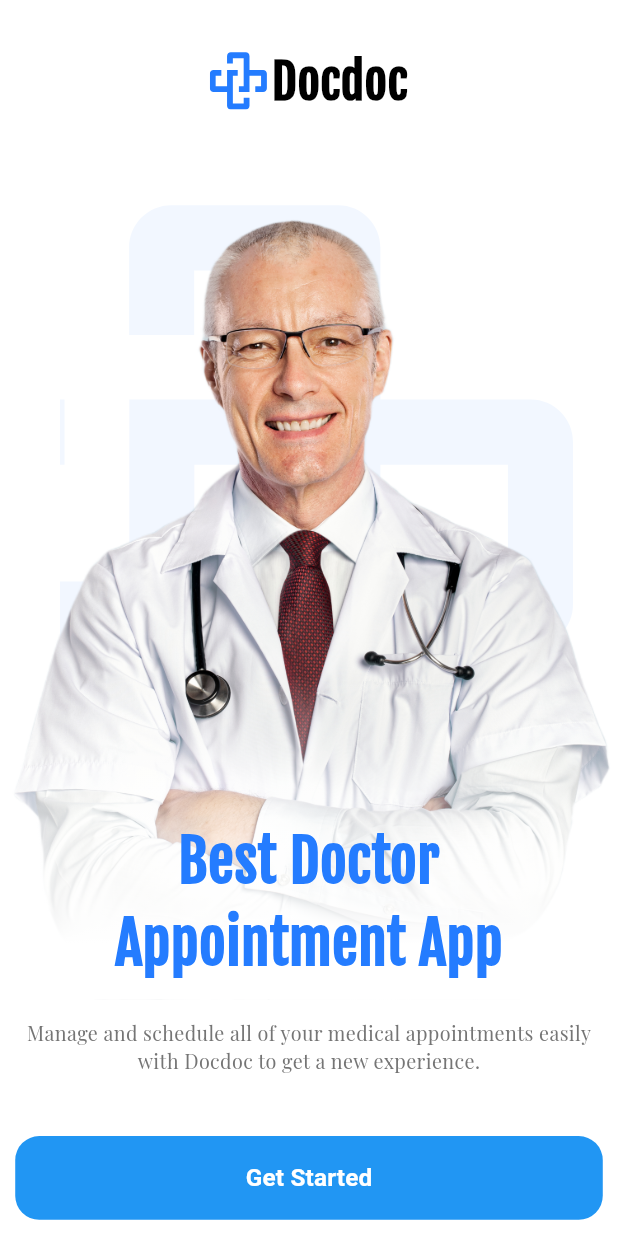
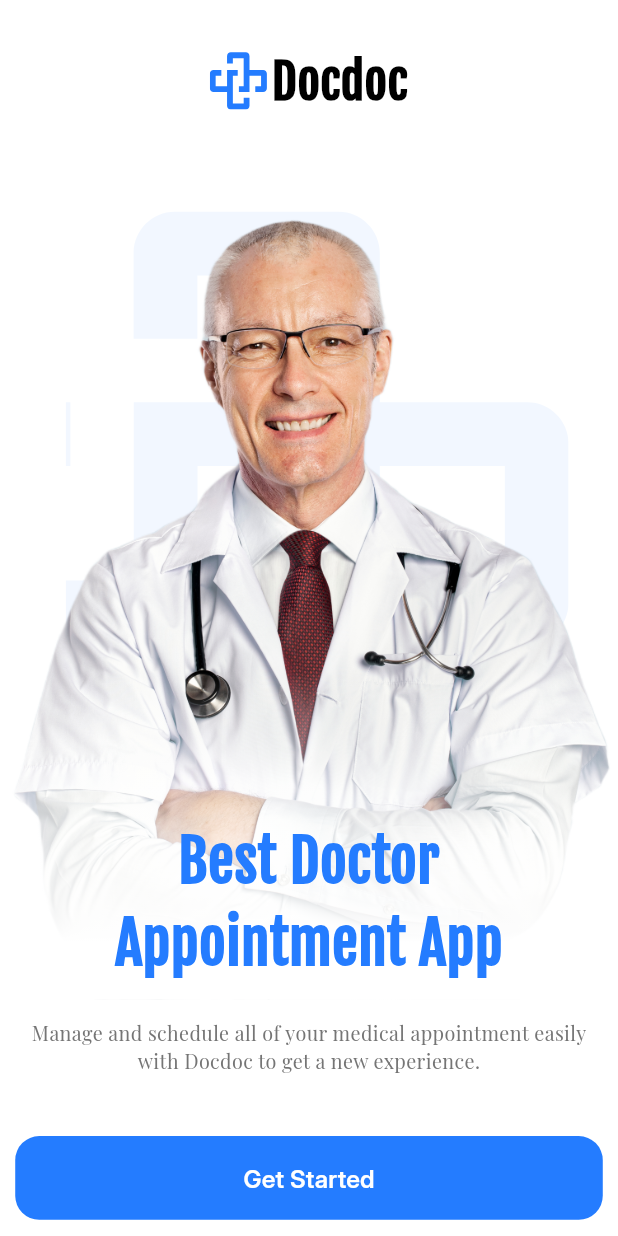
Before and after one commit to YassineDvP25/adv_proge, a Flutter app: the screen it shows after launch, on a phone screen of 412 x 824 dp. Run offline on Flutter 3.47's test engine with Material 3 defaults, Android fonts, the phone set to English and light mode, and no system bars; our stand-ins replace flutter_screenutil, flutter_svg.

Commit message:
modify  files

```diff
--- a/advancecourse/lib/core/theming/styles.dart
+++ b/advancecourse/lib/core/theming/styles.dart
@@ -28,5 +28,7 @@ class TextStyles {
     fontSize: 16.sp,
     fontWeight: FontWeight.bold,
     color: Colors.white,
+    fontFamily: 'Inter'
+
   );
 }
--- a/advancecourse/lib/features/onboarding/onboarding_screen.dart
+++ b/advancecourse/lib/features/onboarding/onboarding_screen.dart
@@ -8,11 +8,13 @@ import 'package:flutter_screenutil/flutter_screenutil.dart';
 class OnboardingScreen extends StatelessWidget {
   const OnboardingScreen({super.key});
 
+
+
+
   @override
   Widget build(BuildContext context) {
     return Scaffold(
-      body: SafeArea(
-        child: SingleChildScrollView(
+      body: SingleChildScrollView(
         padding: EdgeInsets.only(top: 30.h, bottom: 30.h),
         child: Column(
           children: [
@@ -22,26 +24,22 @@ class OnboardingScreen extends StatelessWidget {
             DocImageAndText(),
 
             Padding(
-                padding:  EdgeInsets.symmetric(horizontal: 10.h ,vertical: 12.h),
+              padding: EdgeInsets.symmetric(horizontal: 10.h, vertical: 12.h),
               child: Column(
                 children: [
                   Text(
-                      'Manage and schedule all of your medical appointments easily with Docdoc to get a new experience.'
-                      ,style: TextStyles.font13GrayRegular,
+                    'Manage and schedule all of your medical appointment easily with Docdoc to get a new experience.',
+                    style: TextStyles.font13GrayRegular,
                     textAlign: TextAlign.center,
-
                   ),
 
-                    SizedBox(height: 40.h,),
+                  SizedBox(height: 40.h),
 
-
-                    GetstartedButton()
-                  ],
-
-                ),
-              )
+                  GetstartedButton(),
                 ],
               ),
+            ),
+          ],
         ),
       ),
     );
--- a/advancecourse/lib/features/onboarding/widgets/doc_getstarted_button.dart
+++ b/advancecourse/lib/features/onboarding/widgets/doc_getstarted_button.dart
@@ -1,3 +1,4 @@
+import 'package:advancecourse/core/theming/colors.dart';
 import 'package:advancecourse/core/theming/styles.dart';
 import 'package:flutter/material.dart';
 import 'package:flutter_screenutil/flutter_screenutil.dart';
@@ -15,7 +16,7 @@ class GetstartedButton extends StatelessWidget {
         shape:  WidgetStatePropertyAll(
           RoundedRectangleBorder(borderRadius: BorderRadius.circular(16)),
         ),
-        backgroundColor: WidgetStatePropertyAll(Colors.blue),
+        backgroundColor: WidgetStatePropertyAll(ColorsManager.mainBlue),
         minimumSize: WidgetStatePropertyAll(Size(double.infinity, 55.h)),
       ),
 
--- a/advancecourse/lib/features/onboarding/widgets/doc_image_and_text.dart
+++ b/advancecourse/lib/features/onboarding/widgets/doc_image_and_text.dart
@@ -11,7 +11,7 @@ class DocImageAndText extends StatelessWidget {
     return Stack(
       children: [
         Container(
-          padding: EdgeInsets.only(left: 40, right: 30),
+          padding: EdgeInsets.only(left: 40.w, right: 30.w),
           child: SvgPicture.asset('assets/svgs/doc_logo_low_opacity.svg'),
         ),
         Container(
@@ -19,7 +19,7 @@ class DocImageAndText extends StatelessWidget {
             gradient: LinearGradient(
               begin: Alignment.bottomCenter,
               end: Alignment.center,
-              stops: [0.14, 0.8],
+              stops: [0.14.h, 0.8.h],
 
               colors: [Colors.white, Colors.white.withValues(alpha: 0.0)],
             ),
--- a/advancecourse/pubspec.yaml
+++ b/advancecourse/pubspec.yaml
@@ -122,7 +122,10 @@ flutter:
       fonts:
         - asset: assets/fonts/PlayfairDisplay-VariableFont_wght.ttf
           style: italic
-
+    - family: Inter
+      fonts:
+        - asset: assets/fonts/Inter_28pt-SemiBold.ttf
+          style: italic
 
   # For details regarding fonts from package dependencies,
   # see https://flutter.dev/to/font-from-package
```
Also changed, not shown: advancecourse/assets/fonts/Inter_28pt-SemiBold.ttf (added). Lines whose indentation alone changed are shown as unchanged.
